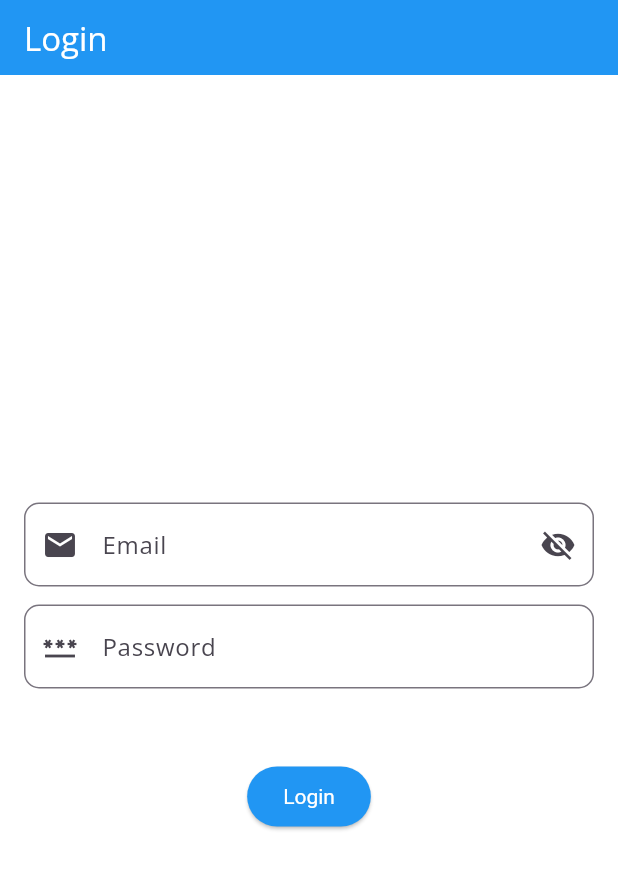
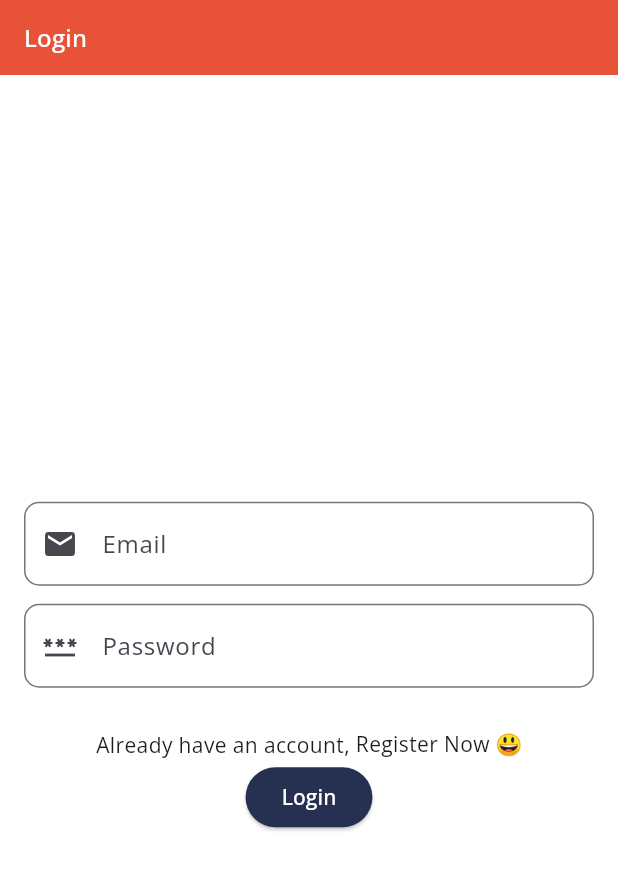
Before and after one commit to JoinCODED/chat-app, a Flutter app: the screen it shows after launch, on a phone screen of 412 x 824 dp. Shown: the top 870 px of the screen. Run offline on Flutter 3.47's test engine with Material 3 defaults, Android fonts, the phone set to English and light mode, and no system bars; our stand-ins replace cloud_firestore, firebase_auth, firebase_core, flutter_riverpod, go_router, google_fonts and 1 more; accounts and stored records are empty; generated files the repository leaves out were written again.

Commit message:
push theme edits

```diff
--- a/chater/lib/app/config/theme/my_theme.dart
+++ b/chater/lib/app/config/theme/my_theme.dart
@@ -13,18 +13,20 @@ class MyTheme {
     scaffoldBackgroundColor: Colors.white,
     appBarTheme: const AppBarTheme(
       elevation: 0,
-      iconTheme: IconThemeData(color: MyColors.primary_500),
-    ),
-    buttonTheme: ButtonThemeData(
-      textTheme: ButtonTextTheme.primary,
-      buttonColor: MyColors.primary_500,
-      disabledColor: MyColors.primary_500,
-      shape: RoundedRectangleBorder(borderRadius: BorderRadius.circular(10)),
+      iconTheme: IconThemeData(color: MyColors.white),
+      backgroundColor: MyColors.primary_500,
+      foregroundColor: MyColors.white,
     ),
     textButtonTheme: TextButtonThemeData(
       style: TextButton.styleFrom(
         foregroundColor: MyColors.primary_500,
       ),
     ),
+    elevatedButtonTheme: ElevatedButtonThemeData(
+      style: ElevatedButton.styleFrom(
+        backgroundColor: MyColors.secondary_400,
+        foregroundColor: Colors.white, // text color
+      ),
+    ),
   );
 }
--- a/chater/lib/app/modules/auth/views/login_screen.dart
+++ b/chater/lib/app/modules/auth/views/login_screen.dart
@@ -1,3 +1,4 @@
+import 'package:chater/app/core/constants/my_colors.dart';
 import 'package:chater/app/core/extensions/context_extension.dart';
 import 'package:chater/app/modules/auth/widgets/auth_appbar.dart';
 import 'package:chater/app/modules/auth/widgets/my_auth_form.dart';
@@ -12,7 +13,9 @@ class LoginScreen extends StatelessWidget {
       appBar: AuthAppbar(
         appBarTitle: Text(
           context.translate.login,
-          style: const TextStyle(color: Colors.white),
+          style: context.theme.textTheme.titleMedium?.copyWith(
+            color: MyColors.white,
+          ),
         ),
       ),
       body: Column(
@@ -22,13 +25,16 @@ class LoginScreen extends StatelessWidget {
           const SizedBox(
             height: 12,
           ),
-          const Text(""),
+          const Row(
+            mainAxisAlignment: MainAxisAlignment.center,
+            children: [
+              Text("Already have an account, "),
+              Text("Register Now 😃")
+            ],
+          ),
           ElevatedButton(
             onPressed: () {},
-            style: ElevatedButton.styleFrom(
-                backgroundColor: Colors.blue,
-                textStyle: const TextStyle(color: Colors.white)),
-            child: const Text("Login", style: TextStyle(color: Colors.white)),
+            child: Text(context.translate.login),
           ),
         ],
       ),
--- a/chater/lib/app/modules/auth/views/register_screen.dart
+++ b/chater/lib/app/modules/auth/views/register_screen.dart
@@ -1,3 +1,4 @@
+import 'package:chater/app/core/constants/my_colors.dart';
 import 'package:chater/app/core/extensions/context_extension.dart';
 import 'package:chater/app/modules/auth/widgets/auth_appbar.dart';
 import 'package:chater/app/modules/auth/widgets/my_auth_form.dart';
@@ -12,7 +13,9 @@ class RegisterScreen extends StatelessWidget {
       appBar: AuthAppbar(
         appBarTitle: Text(
           context.translate.register,
-          style: const TextStyle(color: Colors.white),
+          style: context.theme.textTheme.titleMedium?.copyWith(
+            color: MyColors.white,
+          ),
         ),
       ),
       body: Column(
@@ -21,12 +24,8 @@ class RegisterScreen extends StatelessWidget {
           const Text(""),
           ElevatedButton(
             onPressed: () {},
-            style: ElevatedButton.styleFrom(
-                backgroundColor: Colors.blue,
-                textStyle: const TextStyle(color: Colors.white)),
             child: const Text(
               "Register",
-              style: TextStyle(color: Colors.white),
             ),
           ),
         ],
--- a/chater/lib/app/modules/auth/widgets/auth_appbar.dart
+++ b/chater/lib/app/modules/auth/widgets/auth_appbar.dart
@@ -1,4 +1,3 @@
-import 'package:chater/app/core/constants/my_colors.dart';
 import 'package:flutter/material.dart';
 
 class AuthAppbar extends StatelessWidget implements PreferredSizeWidget {
@@ -13,9 +12,6 @@ class AuthAppbar extends StatelessWidget implements PreferredSizeWidget {
     return AppBar(
       automaticallyImplyLeading: showLeading,
       title: appBarTitle,
-
-      /// convert this color to a passed dynamic parameter like [showLeading] and [appBarTitle]
-      backgroundColor: MyColors.blue,
     );
   }
 
--- a/chater/lib/app/modules/auth/widgets/my_auth_form.dart
+++ b/chater/lib/app/modules/auth/widgets/my_auth_form.dart
@@ -50,7 +50,7 @@ class _MyAuthFormState extends State<MyAuthForm> {
                   prefIcon: const Icon(Icons.email),
                   labelText: context.translate.email,
                   textInputAction: TextInputAction.next,
-                  isNonPasswordField: false),
+                  ),
               const SizedBox(
                 height: 12,
               ),
@@ -62,7 +62,7 @@ class _MyAuthFormState extends State<MyAuthForm> {
                   prefIcon: const Icon(Icons.password),
                   labelText: context.translate.password,
                   textInputAction: TextInputAction.done,
-                  isNonPasswordField: true),
+                  ),
             ],
           ),
         ),
--- a/chater/lib/app/modules/auth/widgets/my_textform_widget.dart
+++ b/chater/lib/app/modules/auth/widgets/my_textform_widget.dart
@@ -9,11 +9,8 @@ class MyTextFormWidget extends StatelessWidget {
       required this.prefIcon,
       required this.labelText,
       required this.textInputAction,
-      required this.isNonPasswordField,
       super.key});
 
-  // bool to check if the text field is for password or not
-  final bool isNonPasswordField;
   // Controller for the text field
   final TextEditingController controller;
   // to obscure text or not bool
@@ -41,14 +38,6 @@ class MyTextFormWidget extends StatelessWidget {
         ),
         label: Text(labelText),
         prefixIcon: prefIcon,
-        suffixIcon:
-
-            // If is non-password filed like email the suffix icon will be null
-            isNonPasswordField
-                ? const Icon(null)
-                : obscureText
-                    ? const Icon(Icons.visibility)
-                    : const Icon(Icons.visibility_off),
       ),
       focusNode: focusNode,
       textInputAction: textInputAction,
--- a/chater/lib/assets/l10n/app_ar.arb
+++ b/chater/lib/assets/l10n/app_ar.arb
@@ -1,6 +1,3 @@
 {
-    "register": "تسجيل حساب جديد",
-    "email": "الايميل",
-    "password": "الرقم السري",
-    "login": "تسجيل الدخول"
+
 }
```
